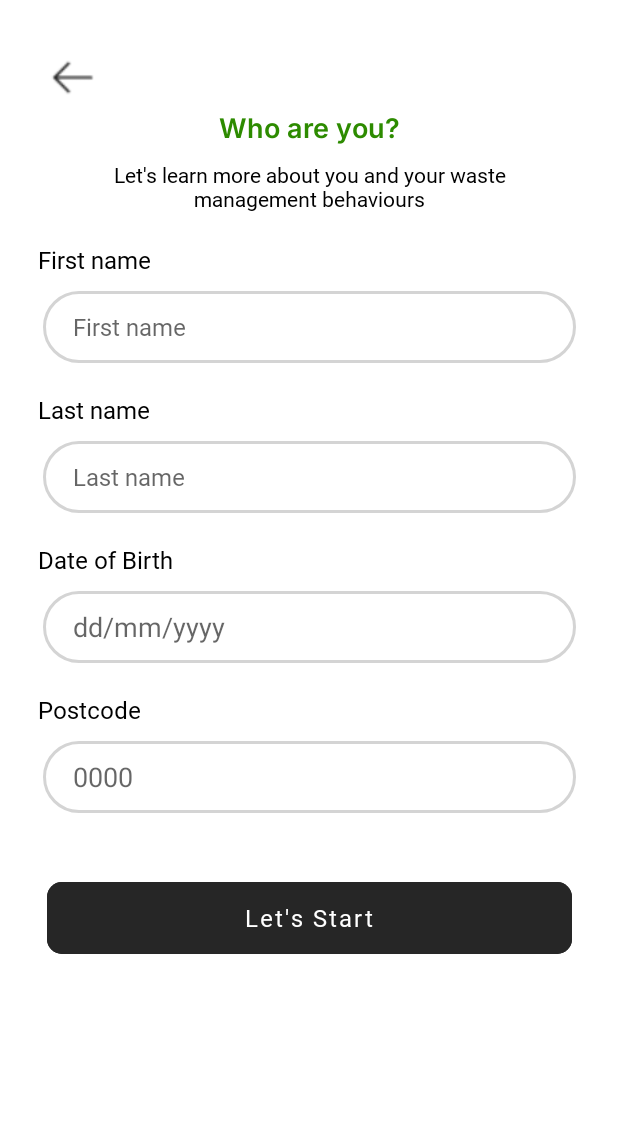
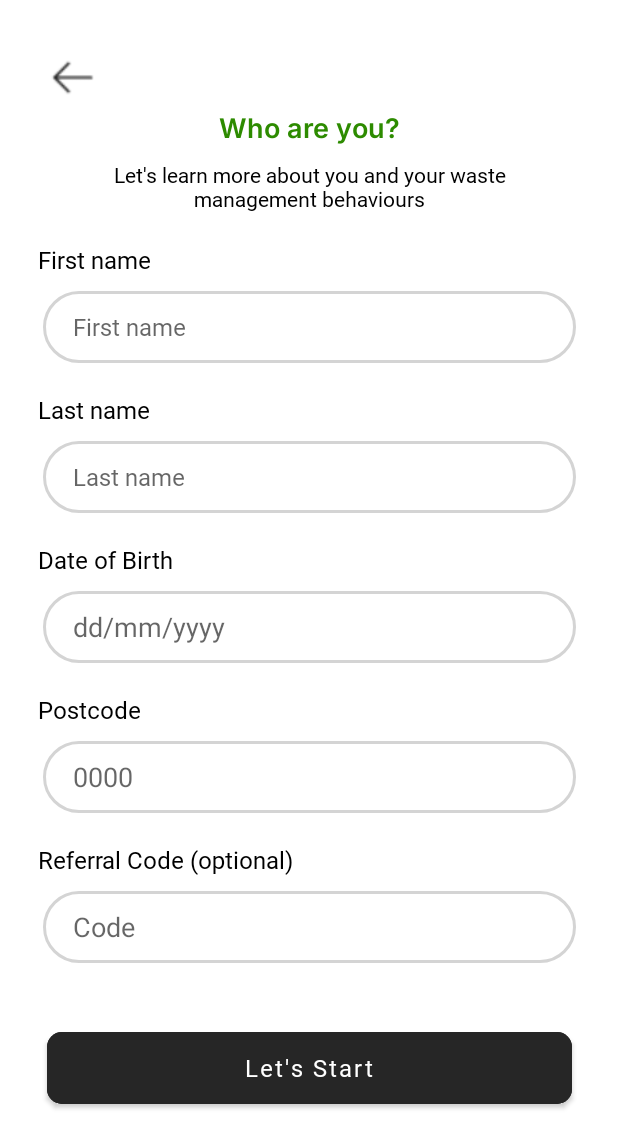
Before and after one commit to tiffanycheung/WasteWiseApp, an Android app: the UserQuestionnaire screen opened directly, with no data from a screen before it, on a phone screen of 412 x 824 dp. Shown: the top 1148 px of the screen. Run offline under Robolectric (Android 15) with nearby library versions, the phone set to English and light mode, and no system bars; our stand-ins replace Firebase (no records; nobody signed in at launch, a user with empty details on screens opened directly).

Commit message:
included feedback from user testing

```diff
--- a/app/src/main/java/com/example/wastewise/CheckupActivity.java
+++ b/app/src/main/java/com/example/wastewise/CheckupActivity.java
@@ -20,7 +20,7 @@ public class CheckupActivity extends AppCompatActivity {
     private ArrayList<String> questionsList;
     private TextView titleTxt, questionTxt1, questionTxt2, questionTxt3;
     private Button submitBtn, yesBtn, noBtn, yesBtn3, noBtn3;
-    private ImageView exitBtn;
+    private ImageView backBtn;
     private EditText answerEditTxt;
     private boolean yesBtnClicked = false;
     private boolean noBtnClicked = false;
@@ -49,7 +49,7 @@ public class CheckupActivity extends AppCompatActivity {
         questionTxt2 = findViewById(R.id.questionTxt2);
         questionTxt3 = findViewById(R.id.questionTxt3);
         submitBtn = findViewById(R.id.submitBtn);
-        exitBtn = findViewById(R.id.exitBtn);
+        backBtn = findViewById(R.id.backBtn);
         answerEditTxt = findViewById(R.id.answerEditTxt);
         yesBtn = findViewById(R.id.yesBtn);
         noBtn = findViewById(R.id.noBtn);
@@ -170,7 +170,7 @@ public class CheckupActivity extends AppCompatActivity {
         });
 
         // exit button goes back to landing page
-        exitBtn.setOnClickListener(new View.OnClickListener() {
+        backBtn.setOnClickListener(new View.OnClickListener() {
             @Override
             public void onClick(View view) {
                 Intent intent = new Intent(CheckupActivity.this, CheckupLanding.class);
--- a/app/src/main/java/com/example/wastewise/HelpPage.java
+++ b/app/src/main/java/com/example/wastewise/HelpPage.java
@@ -11,7 +11,7 @@ import androidx.appcompat.app.AppCompatActivity;
 public class HelpPage extends AppCompatActivity {
 
     private TextView desc1, desc2, optionTxt, pointsTxt;
-    private ImageView exitBtn;
+    private ImageView backBtn;
 
     protected void onCreate(Bundle savedInstanceState) {
 
@@ -23,7 +23,7 @@ public class HelpPage extends AppCompatActivity {
         // initialisations
         desc1 = findViewById(R.id.desc1);
         desc2 = findViewById(R.id.desc2);
-        exitBtn = findViewById(R.id.exitBtn);
+        backBtn = findViewById(R.id.backBtn);
         optionTxt = findViewById(R.id.option1);
         pointsTxt = findViewById(R.id.points1);
 
@@ -46,7 +46,7 @@ public class HelpPage extends AppCompatActivity {
         pointsTxt.setText("20 points");
 
         // go back to redeem points page
-        exitBtn.setOnClickListener(new View.OnClickListener() {
+        backBtn.setOnClickListener(new View.OnClickListener() {
             @Override
             public void onClick(View v) {
                 Intent intent = new Intent(HelpPage.this, Explanation.class);
--- a/app/src/main/res/layout/checkup_row.xml
+++ b/app/src/main/res/layout/checkup_row.xml
@@ -48,7 +48,7 @@
         app:layout_constraintBottom_toBottomOf="@+id/activityIcon"
         app:layout_constraintEnd_toEndOf="parent"
         app:layout_constraintTop_toTopOf="@+id/activityIcon"
-        app:srcCompat="@drawable/play" />
+        app:srcCompat="@drawable/arrow_right" />
 
     <View
         android:id="@+id/view"
--- a/app/src/main/res/layout/user_questionnaire.xml
+++ b/app/src/main/res/layout/user_questionnaire.xml
@@ -16,15 +16,17 @@
         android:layout_width="350dp"
         android:layout_height="60dp"
         android:layout_marginTop="40dp"
+        android:layout_marginBottom="30dp"
         android:backgroundTint="#262626"
         android:fontFamily="@font/inter"
         android:text="Let's Start"
         android:textAllCaps="false"
         android:textSize="16sp"
         app:cornerRadius="10dip"
+        app:layout_constraintBottom_toBottomOf="parent"
         app:layout_constraintEnd_toEndOf="parent"
         app:layout_constraintStart_toStartOf="parent"
-        app:layout_constraintTop_toBottomOf="@+id/postcodeEditTxt" />
+        app:layout_constraintTop_toBottomOf="@+id/referralEditTxt" />
 
     <ImageView
         android:id="@+id/logoImage"
@@ -124,6 +126,18 @@
         app:layout_constraintStart_toStartOf="@+id/dobTxt"
         app:layout_constraintTop_toBottomOf="@+id/dobEditTxt" />
 
+    <TextView
+        android:id="@+id/referralTxt"
+        android:layout_width="wrap_content"
+        android:layout_height="wrap_content"
+        android:layout_marginTop="20dp"
+        android:fontFamily="@font/inter"
+        android:text="Referral Code (optional)"
+        android:textColor="#000000"
+        android:textSize="16sp"
+        app:layout_constraintStart_toStartOf="@+id/postcodeTxt"
+        app:layout_constraintTop_toBottomOf="@+id/postcodeEditTxt" />
+
     <EditText
         android:id="@+id/lnameEditTxt"
         android:layout_width="355dp"
@@ -184,5 +198,19 @@
         app:layout_constraintStart_toStartOf="parent"
         app:layout_constraintTop_toBottomOf="@+id/postcodeTxt" />
 
+    <EditText
+        android:id="@+id/referralEditTxt"
+        android:layout_width="355dp"
+        android:layout_height="48dp"
+        android:layout_marginTop="10dp"
+        android:background="@drawable/edit_text_style"
+        android:ems="10"
+        android:hint="Code"
+        android:inputType="number"
+        android:paddingLeft="20dp"
+        app:layout_constraintEnd_toEndOf="parent"
+        app:layout_constraintStart_toStartOf="parent"
+        app:layout_constraintTop_toBottomOf="@+id/referralTxt" />
+
 </androidx.constraintlayout.widget.ConstraintLayout>
 </ScrollView>
```
Also changed, not shown: app/src/main/res/layout/checkup_activity.xml (+9 -20 lines), app/src/main/res/layout/help_page.xml (+9 -7 lines), app/src/main/res/layout/home.xml (+6 -8 lines), app/src/main/res/layout/profile.xml (+15 -14 lines), app/src/main/res/layout/refer_friend.xml (+10 -7 lines), app/src/main/res/drawable-mdpi/digitalcard_tab.png (deleted), app/src/main/res/drawable-nodpi/logout_tab.png (deleted), app/src/main/res/drawable-nodpi/settings_tab.png (deleted), app/src/main/res/drawable/digitalcard_tab.png (added), app/src/main/res/drawable/logout_tab.png (added), app/src/main/res/drawable/settings_tab.png (added).
